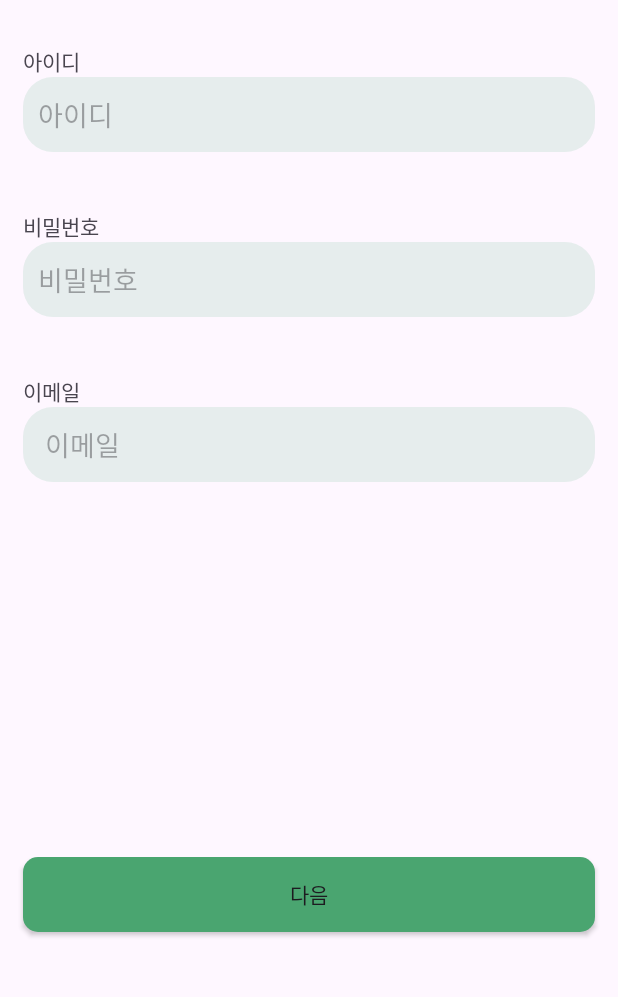
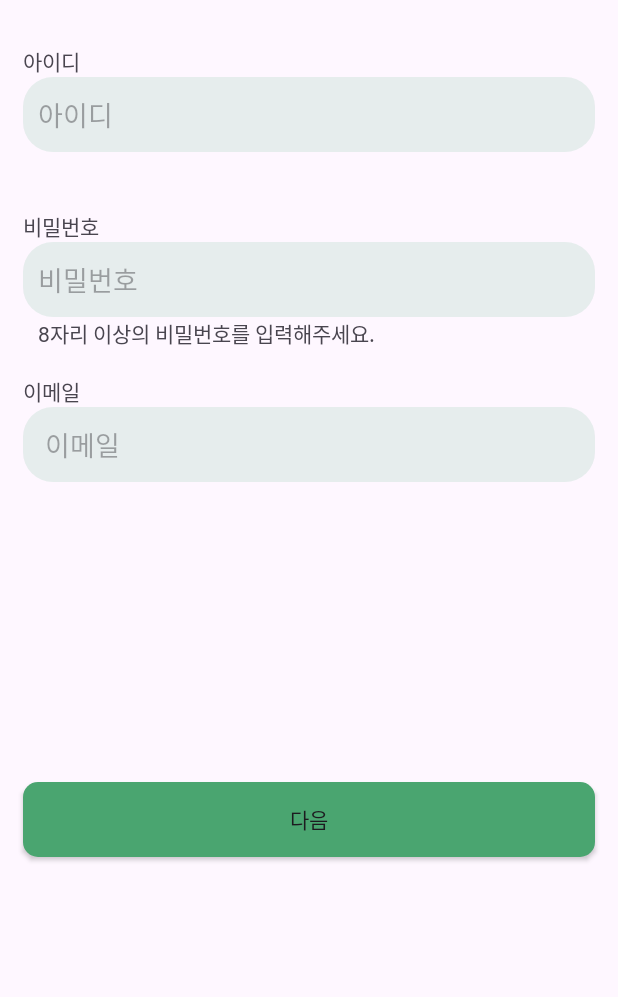
Before and after one commit to snuhcs-course/swpp-2023-project-team-12, an Android app: the SignUpStep1Activity screen opened directly, with no data from a screen before it, on a phone screen of 412 x 824 dp, the part 114-1111 px from its top. Run offline under Robolectric (Android 15) with nearby library versions, the phone set to English and light mode, and no system bars.

Commit message:
Feat: Add validation in SignUpStep1

```diff
--- a/android/RunUsAndroid/app/src/main/java/com/example/runusandroid/SignUpStep1Activity.java
+++ b/android/RunUsAndroid/app/src/main/java/com/example/runusandroid/SignUpStep1Activity.java
@@ -2,8 +2,11 @@ package com.example.runusandroid;
 
 import android.content.Intent;
 import android.os.Bundle;
+import android.text.InputFilter;
+import android.text.Spanned;
 import android.view.View;
 import android.widget.Button;
+import android.widget.EditText;
 import android.widget.TextView;
 
 import androidx.appcompat.app.AppCompatActivity;
@@ -23,20 +26,55 @@ public class SignUpStep1Activity extends AppCompatActivity {
         signUpPasswordInput = findViewById(R.id.SignUpPasswordInput);
         signUpEmailInput = findViewById(R.id.SignUpEmailInput);
         nextButton1 = findViewById(R.id.nextButton1);
+        EditText IdText = findViewById(R.id.SignUpIdInput);
+        EditText editText = findViewById(R.id.SignUpEmailInput);
+
+        //아이디는 영어 대,소문자와 숫자만 입력 가능함.
+        InputFilter Idfilter = new InputFilter() {
+            public CharSequence filter(CharSequence source, int start, int end, Spanned dest, int dstart, int dend) {
+                for (int i = start; i < end; i++) {
+                    if (!Character.isLetterOrDigit(source.charAt(i))) {
+                        return "";
+                    }
+                }
+                return null;
+            }
+        };
+        IdText.setFilters(new InputFilter[]{Idfilter});
+
 
         nextButton1.setOnClickListener(new View.OnClickListener() {
             @Override
             public void onClick(View view) {
-                String userName = signUpIdInput.getText().toString();
+                String Id = signUpIdInput.getText().toString();
                 String password = signUpPasswordInput.getText().toString();
                 String email = signUpEmailInput.getText().toString();
 
+                // 이메일 주소가 올바르지 않으면 다음으로 넘어가지 않는다.
+                if (!android.util.Patterns.EMAIL_ADDRESS.matcher(email).matches()) {
+                    signUpEmailInput.setError("유효한 이메일 주소를 입력하세요");
+                    return;
+                }
+
+                // 비밀번호는 8자리 이상이어야 한다.
+                if (password.length() < 8) {
+                    signUpPasswordInput.setError("비밀번호는 8자리 이상이어야 합니다");
+                    return;
+                }
+
+                // 아이디는 있는지만 검사한다.
+                if (Id.length() == 0) {
+                    signUpIdInput.setError("아이디를 입력하세요.");
+                    return;
+                }
+
                 Intent intent = new Intent(SignUpStep1Activity.this, SignUpStep2Activity.class);
-                intent.putExtra("userName", userName);
+                intent.putExtra("userName", Id);
                 intent.putExtra("password", password);
                 intent.putExtra("email", email);
                 startActivity(intent);
             }
         });
+
     }
 }
--- a/android/RunUsAndroid/app/src/main/res/layout/activity_sign_up_step1.xml
+++ b/android/RunUsAndroid/app/src/main/res/layout/activity_sign_up_step1.xml
@@ -68,6 +68,15 @@
         app:layout_constraintTop_toBottomOf="@id/SignUpIdInput" />
 
     <TextView
+        android:id="@+id/passwordHintText"
+        android:layout_width="wrap_content"
+        android:layout_height="wrap_content"
+        android:fontFamily="@font/pretendardregular"
+        android:text="   8자리 이상의 비밀번호를 입력해주세요."
+        app:layout_constraintLeft_toLeftOf="@id/SignUpPasswordInput"
+        app:layout_constraintTop_toBottomOf="@id/SignUpPasswordInput" />
+
+    <TextView
         android:layout_width="wrap_content"
         android:layout_height="wrap_content"
         android:fontFamily="@font/pretendardregular"
@@ -96,7 +105,7 @@
         android:layout_width="match_parent"
         android:layout_height="wrap_content"
         android:layout_marginLeft="15dp"
-        android:layout_marginTop="250dp"
+        android:layout_marginTop="200dp"
         android:layout_marginRight="15dp"
         android:background="@drawable/round_shape_green"
         android:text="다음"
```
